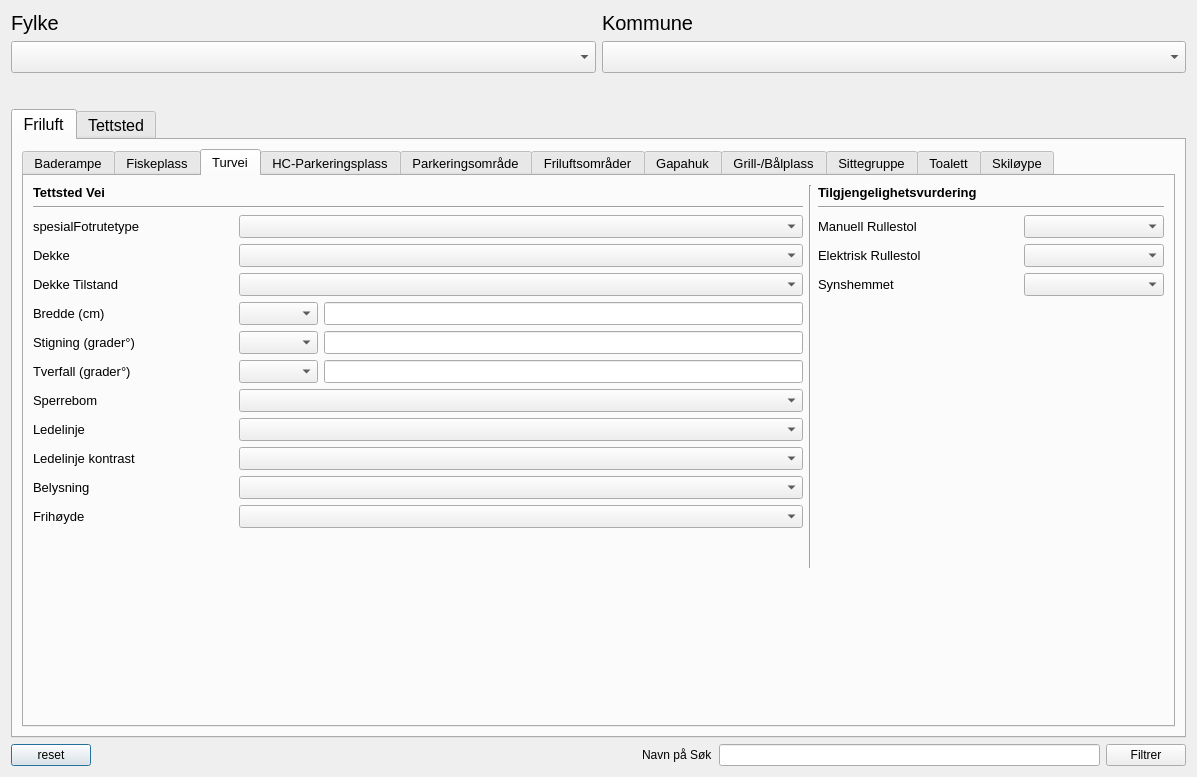
This is Tilgjengelighet_dialog_base.ui in KaspArno/Tilgjengelighet as Qt 5 draws it before an edit. The edited form follows.
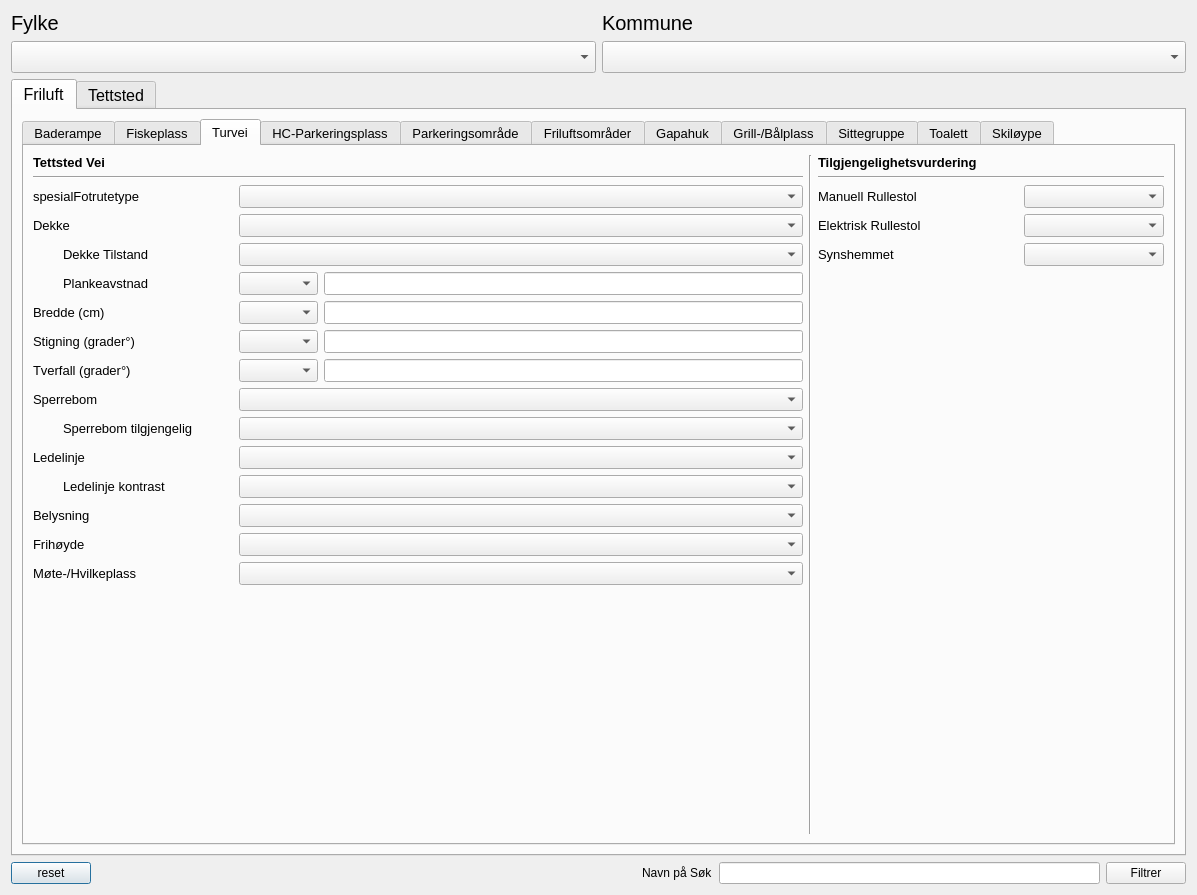
This is the edited form. The open tabs and pages were chosen to show the change. Icons and pictures are not drawn.

Patch:
```diff
--- a/Tilgjengelighet_dialog_base.ui
+++ b/Tilgjengelighet_dialog_base.ui
@@ -7,7 +7,7 @@
     <x>0</x>
     <y>0</y>
     <width>1197</width>
-    <height>777</height>
+    <height>895</height>
    </rect>
   </property>
   <property name="minimumSize">
@@ -76,22 +76,6 @@
        </item>
       </layout>
      </item>
-     <item>
-      <spacer name="verticalSpacer_46">
-       <property name="orientation">
-        <enum>Qt::Vertical</enum>
-       </property>
-       <property name="sizeType">
-        <enum>QSizePolicy::Maximum</enum>
-       </property>
-       <property name="sizeHint" stdset="0">
-        <size>
-         <width>20</width>
-         <height>30</height>
-        </size>
-       </property>
-      </spacer>
-     </item>
      <item>
       <layout class="QHBoxLayout" name="horizontalLayout_14">
        <item>
@@ -1620,8 +1604,6 @@
               <attribute name="title">
                <string>Turvei</string>
               </attribute>
-              <layout class="QVBoxLayout" name="verticalLayout_37">
-               <item>
                 <layout class="QVBoxLayout" name="verticalLayout_36">
                  <item>
                   <layout class="QHBoxLayout" name="horizontalLayout_65">
@@ -1732,7 +1714,7 @@
                      <item>
                       <layout class="QHBoxLayout" name="horizontalLayout_188">
                        <item>
-                        <widget class="QLabel" name="label_82">
+                      <widget class="QLabel" name="label_turvei_dekketilstand">
                          <property name="minimumSize">
                           <size>
                            <width>200</width>
@@ -1751,6 +1733,9 @@
                          <property name="margin">
                           <number>10</number>
                          </property>
+                       <property name="indent">
+                        <number>30</number>
+                       </property>
                         </widget>
                        </item>
                        <item>
@@ -1768,6 +1753,65 @@
                        </item>
                       </layout>
                      </item>
+                   <item>
+                    <layout class="QHBoxLayout" name="horizontalLayout_72">
+                     <item>
+                      <widget class="QLabel" name="label_turvei_plankeavstand">
+                       <property name="minimumSize">
+                        <size>
+                         <width>200</width>
+                         <height>0</height>
+                        </size>
+                       </property>
+                       <property name="maximumSize">
+                        <size>
+                         <width>200</width>
+                         <height>16777215</height>
+                        </size>
+                       </property>
+                       <property name="text">
+                        <string>Plankeavstnad</string>
+                       </property>
+                       <property name="margin">
+                        <number>10</number>
+                       </property>
+                       <property name="indent">
+                        <number>30</number>
+                       </property>
+                      </widget>
+                     </item>
+                     <item>
+                      <layout class="QHBoxLayout" name="horizontalLayout_73">
+                       <item>
+                        <widget class="QComboBox" name="comboBox_turvei_plankeavstand">
+                         <property name="enabled">
+                          <bool>true</bool>
+                         </property>
+                         <property name="minimumSize">
+                          <size>
+                           <width>50</width>
+                           <height>0</height>
+                          </size>
+                         </property>
+                        </widget>
+                       </item>
+                       <item>
+                        <widget class="QLineEdit" name="lineEdit_turvei_plankeavstand">
+                         <property name="enabled">
+                          <bool>true</bool>
+                         </property>
+                         <property name="minimumSize">
+                          <size>
+                           <width>70</width>
+                           <height>0</height>
+                          </size>
+                         </property>
+                        </widget>
+                       </item>
+                      </layout>
+                     </item>
+                    </layout>
+                   </item>
                      <item>
                       <layout class="QHBoxLayout" name="horizontalLayout_189">
                        <item>
@@ -1975,6 +2019,48 @@
                        </item>
                       </layout>
                      </item>
+                   <item>
+                    <layout class="QHBoxLayout" name="horizontalLayout_240">
+                     <item>
+                      <widget class="QLabel" name="label_turvei_sperrebom_tilgjengelig">
+                       <property name="minimumSize">
+                        <size>
+                         <width>200</width>
+                         <height>0</height>
+                        </size>
+                       </property>
+                       <property name="maximumSize">
+                        <size>
+                         <width>200</width>
+                         <height>16777215</height>
+                        </size>
+                       </property>
+                       <property name="text">
+                        <string>Sperrebom tilgjengelig</string>
+                       </property>
+                       <property name="margin">
+                        <number>10</number>
+                       </property>
+                       <property name="indent">
+                        <number>30</number>
+                       </property>
+                      </widget>
+                     </item>
+                     <item>
+                      <widget class="QComboBox" name="comboBox_turvei_sperrebom_tilgjengelig">
+                       <property name="enabled">
+                        <bool>true</bool>
+                       </property>
+                       <property name="minimumSize">
+                        <size>
+                         <width>140</width>
+                         <height>0</height>
+                        </size>
+                       </property>
+                      </widget>
+                     </item>
+                    </layout>
+                   </item>
                      <item>
                       <layout class="QHBoxLayout" name="horizontalLayout_196">
                        <item>
@@ -2036,6 +2122,9 @@
                          <property name="margin">
                           <number>10</number>
                          </property>
+                       <property name="indent">
+                        <number>30</number>
+                       </property>
                         </widget>
                        </item>
                        <item>
@@ -2131,6 +2220,45 @@
                        </item>
                       </layout>
                      </item>
+                   <item>
+                    <layout class="QHBoxLayout" name="horizontalLayout_248">
+                     <item>
+                      <widget class="QLabel" name="label_171">
+                       <property name="minimumSize">
+                        <size>
+                         <width>200</width>
+                         <height>0</height>
+                        </size>
+                       </property>
+                       <property name="maximumSize">
+                        <size>
+                         <width>200</width>
+                         <height>16777215</height>
+                        </size>
+                       </property>
+                       <property name="text">
+                        <string>Møte-/Hvilkeplass</string>
+                       </property>
+                       <property name="margin">
+                        <number>10</number>
+                       </property>
+                      </widget>
+                     </item>
+                     <item>
+                      <widget class="QComboBox" name="comboBox_turvei_moteplass">
+                       <property name="enabled">
+                        <bool>true</bool>
+                       </property>
+                       <property name="minimumSize">
+                        <size>
+                         <width>140</width>
+                         <height>0</height>
+                        </size>
+                       </property>
+                      </widget>
+                     </item>
+                    </layout>
+                   </item>
                      <item>
                       <spacer name="verticalSpacer_21">
                        <property name="orientation">
@@ -2313,21 +2441,6 @@
                    </item>
                   </layout>
                  </item>
-                 <item>
-                  <spacer name="verticalSpacer_20">
-                   <property name="orientation">
-                    <enum>Qt::Vertical</enum>
-                   </property>
-                   <property name="sizeHint" stdset="0">
-                    <size>
-                     <width>17</width>
-                     <height>13</height>
-                    </size>
-                   </property>
-                  </spacer>
-                 </item>
-                </layout>
-               </item>
               </layout>
              </widget>
              <widget class="QWidget" name="tab_10">
@@ -2364,6 +2477,62 @@
                        </property>
                       </widget>
                      </item>
+                     <item>
+                      <layout class="QHBoxLayout" name="horizontalLayout_38">
+                       <item>
+                        <widget class="QLabel" name="label_82">
+                         <property name="minimumSize">
+                          <size>
+                           <width>200</width>
+                           <height>0</height>
+                          </size>
+                         </property>
+                         <property name="maximumSize">
+                          <size>
+                           <width>200</width>
+                           <height>16777215</height>
+                          </size>
+                         </property>
+                         <property name="text">
+                          <string>Avstand Fasilitet (m)</string>
+                         </property>
+                         <property name="margin">
+                          <number>10</number>
+                         </property>
+                        </widget>
+                       </item>
+                       <item>
+                        <layout class="QHBoxLayout" name="horizontalLayout_107">
+                         <item>
+                          <widget class="QComboBox" name="comboBox_friluft_hcpark_avstand_fasilitet">
+                           <property name="enabled">
+                            <bool>true</bool>
+                           </property>
+                           <property name="minimumSize">
+                            <size>
+                             <width>50</width>
+                             <height>0</height>
+                            </size>
+                           </property>
+                          </widget>
+                         </item>
+                         <item>
+                          <widget class="QLineEdit" name="lineEdit_friluft_hcpark_avstand_fasilitet">
+                           <property name="enabled">
+                            <bool>true</bool>
+                           </property>
+                           <property name="minimumSize">
+                            <size>
+                             <width>70</width>
+                             <height>0</height>
+                            </size>
+                           </property>
+                          </widget>
+                         </item>
+                        </layout>
+                       </item>
+                      </layout>
+                     </item>
                      <item>
                       <layout class="QHBoxLayout" name="horizontalLayout_159">
                        <item>
```
Left out of the diff: 948 changed lines with no effect on the pictures. Lines whose indentation alone changed are shown as unchanged.
